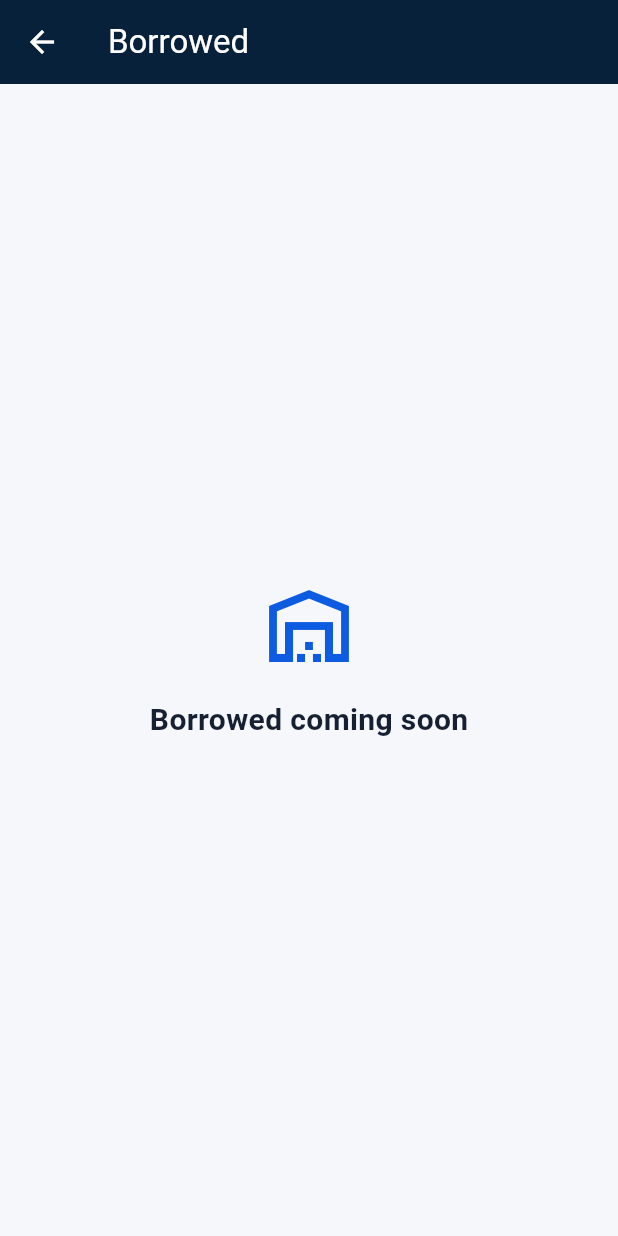
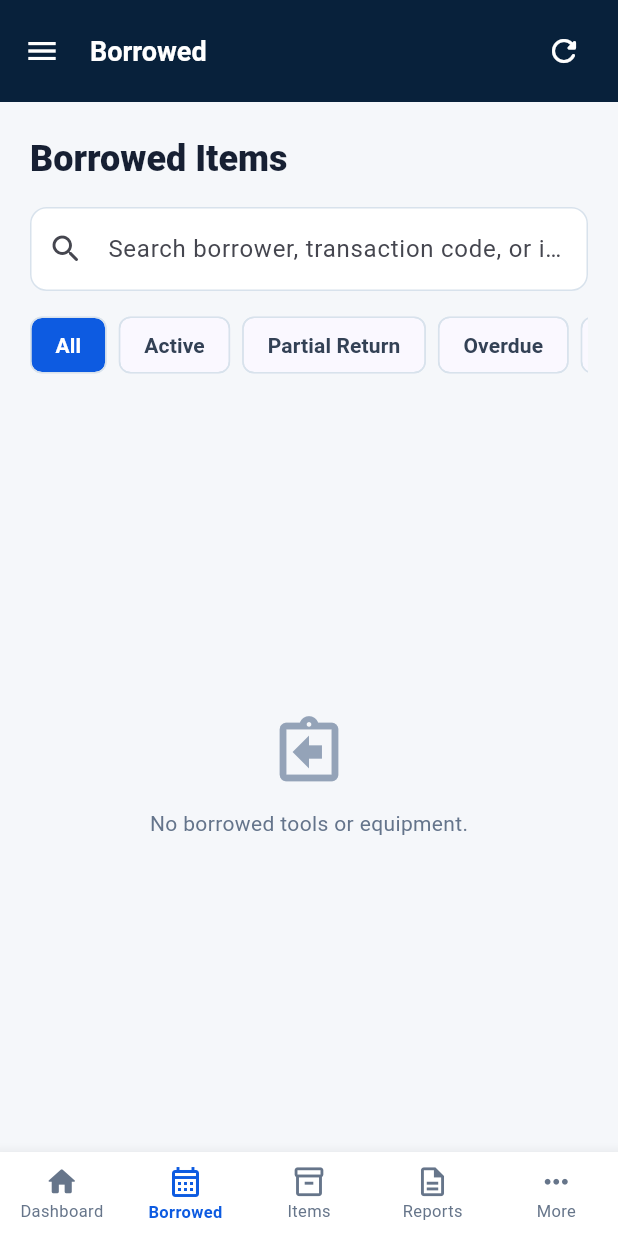
Before and after one commit to JamesSerenio/warehouse, a Flutter app: the DashboardScreen screen opened directly, item 2 of the bottom bar chosen, on a phone screen of 412 x 824 dp. Run offline on Flutter 3.47's test engine with Material 3 defaults, Android fonts, the phone set to English and light mode, and no system bars; our stand-ins replace image_picker, supabase_flutter; accounts and stored records are empty.

Commit message:
fix borrow

```diff
--- a/lib/functions/borrowed/borrowed_list_function.dart
+++ b/lib/functions/borrowed/borrowed_list_function.dart
@@ -26,15 +26,17 @@ class BorrowedTransaction {
       return BorrowedStatus.returned;
     }
     if (items.any((item) => item.isOverdue)) return BorrowedStatus.overdue;
-    if (items.any((item) =>
-        item.returnedQuantity > 0 && item.remainingQuantity > 0)) {
+    if (items.any(
+      (item) => item.returnedQuantity > 0 && item.remainingQuantity > 0,
+    )) {
       return BorrowedStatus.partialReturn;
     }
     return BorrowedStatus.active;
   }
 
   DateTime? get soonestDueDate {
-    final dates = items
+    final dates =
+        items
             .where((item) => item.remainingQuantity > 0)
             .map((item) => item.expectedReturnAt)
             .whereType<DateTime>()
@@ -58,10 +60,12 @@ abstract final class BorrowedListFunction {
           .order('created_at', ascending: false);
       final transactions = rows
           .map(TransactionDetails.fromJson)
-          .map((details) => BorrowedTransaction(
+          .map(
+            (details) => BorrowedTransaction(
               details: details,
               items: details.returnableItems,
-              ))
+            ),
+          )
           .where((transaction) => transaction.items.isNotEmpty)
           .toList();
       transactions.sort(_compare);
@@ -93,8 +97,7 @@ abstract final class BorrowedListFunction {
 
   static int _rank(BorrowedStatus status) => switch (status) {
     BorrowedStatus.overdue => 0,
-        BorrowedStatus.partialReturn => 1,
-        BorrowedStatus.active => 2,
-        BorrowedStatus.returned => 3,
+    BorrowedStatus.partialReturn || BorrowedStatus.active => 1,
+    BorrowedStatus.returned => 2,
   };
 }
--- a/lib/functions/borrowed/borrowed_search_function.dart
+++ b/lib/functions/borrowed/borrowed_search_function.dart
@@ -7,13 +7,15 @@ abstract final class BorrowedSearchFunction {
   ) {
     final value = query.trim().toLowerCase();
     if (value.isEmpty) return transactions;
-    return transactions.where((transaction) {
+    return transactions
+        .where((transaction) {
           return transaction.transactionCode.toLowerCase().contains(value) ||
               transaction.borrowerName.toLowerCase().contains(value) ||
               transaction.contactNumber.toLowerCase().contains(value) ||
               transaction.items.any(
                 (item) => item.productName.toLowerCase().contains(value),
               );
-    }).toList(growable: false);
+        })
+        .toList(growable: false);
   }
 }
--- a/lib/functions/navigation/navigation_function.dart
+++ b/lib/functions/navigation/navigation_function.dart
@@ -1,5 +1,6 @@
 import 'package:flutter/material.dart';
 
+import '../../screens/borrowed_screen.dart';
 import '../../screens/dashboard_screen.dart';
 import '../../screens/items_screen.dart';
 import '../../screens/login_screen.dart';
@@ -19,6 +20,8 @@ abstract final class NavigationFunction {
       _replaceAll(context, const LoginScreen());
   static void goToItems(BuildContext context) =>
       _push(context, const ItemsScreen());
+  static void goToBorrowed(BuildContext context) =>
+      _push(context, const BorrowedScreen());
   static void goToAddItem(BuildContext context) => showAddItemModal(context);
   static void goToNewTransaction(BuildContext context) =>
       showNewTransactionModal(context);
@@ -37,6 +40,8 @@ abstract final class NavigationFunction {
     switch (page) {
       case 'Dashboard':
         goToDashboard(context);
+      case 'Borrowed':
+        goToBorrowed(context);
       case 'New Transaction':
         goToNewTransaction(context);
       case 'Return Items':
--- /dev/null
+++ b/lib/screens/borrowed_screen.dart
@@ -0,0 +1,566 @@
+import 'package:flutter/material.dart';
+
+import '../functions/borrowed/borrowed_filter_function.dart';
+import '../functions/borrowed/borrowed_list_function.dart';
+import '../functions/borrowed/borrowed_search_function.dart';
+import '../functions/navigation/navigation_function.dart';
+import '../functions/transactions/transaction_details_function.dart';
+import '../services/supabase_service.dart';
+import '../widgets/logout_confirmation_dialog.dart';
+import '../widgets/modals/return_items_modal.dart';
+import '../widgets/modals/transaction_details_modal.dart';
+import '../widgets/warehouse_drawer.dart';
+
+class BorrowedScreen extends StatefulWidget {
+  const BorrowedScreen({super.key});
+  @override
+  State<BorrowedScreen> createState() => _BorrowedScreenState();
+}
+
+class _BorrowedScreenState extends State<BorrowedScreen> {
+  static const _navItems = [
+    (label: 'Dashboard', icon: Icons.home_rounded),
+    (label: 'Borrowed', icon: Icons.calendar_month_outlined),
+    (label: 'Items', icon: Icons.inventory_2_outlined),
+    (label: 'Reports', icon: Icons.description_outlined),
+    (label: 'More', icon: Icons.more_horiz_rounded),
+  ];
+  final _search = TextEditingController();
+  late Future<List<BorrowedTransaction>> _records;
+  BorrowedFilter _filter = BorrowedFilter.all;
+
+  @override
+  void initState() {
+    super.initState();
+    _records = BorrowedListFunction.load();
+    _search.addListener(_changed);
+  }
+
+  @override
+  void dispose() {
+    _search
+      ..removeListener(_changed)
+      ..dispose();
+    super.dispose();
+  }
+
+  void _changed() => setState(() {});
+  void _open(String page) => NavigationFunction.goToPage(context, page);
+
+  Future<void> _refresh() async {
+    final future = BorrowedListFunction.load();
+    setState(() => _records = future);
+    await future;
+  }
+
+  Future<void> _logout() async {
+    final loggedOut = await showLogoutConfirmationDialog(context);
+    if (loggedOut && mounted) NavigationFunction.goToLogin(context);
+  }
+
+  Future<void> _details(BorrowedTransaction record) async {
+    await showTransactionDetailsModal(context, transaction: record.details);
+    if (mounted) await _refresh();
+  }
+
+  Future<void> _return(BorrowedTransaction record) async {
+    await showReturnItemsModal(
+      context,
+      transactionId: record.id,
+      transactionCode: record.transactionCode,
+    );
+    if (mounted) await _refresh();
+  }
+
+  void _bottomTap(int index) {
+    switch (index) {
+      case 0:
+        NavigationFunction.goToDashboard(context);
+      case 1:
+        return;
+      case 2:
+        _open('Items');
+      case 3:
+        _open('Reports');
+      case 4:
+        _open('More');
+    }
+  }
+
+  @override
+  Widget build(BuildContext context) => Scaffold(
+    backgroundColor: const Color(0xFFF5F7FA),
+    drawer: WarehouseDrawer(
+      currentPage: 'Borrowed',
+      onNavigate: _open,
+      onLogout: _logout,
+    ),
+    appBar: AppBar(
+      toolbarHeight: 68,
+      backgroundColor: const Color(0xFF08213B),
+      foregroundColor: Colors.white,
+      titleSpacing: 4,
+      title: const Text(
+        'Borrowed',
+        style: TextStyle(fontSize: 18, fontWeight: FontWeight.w700),
+      ),
+      actions: [
+        IconButton(
+          tooltip: 'Refresh',
+          onPressed: _refresh,
+          icon: const Icon(Icons.refresh_rounded),
+        ),
+        const SizedBox(width: 12),
+      ],
+    ),
+    body: RefreshIndicator(
+      onRefresh: _refresh,
+      child: CustomScrollView(
+        physics: const AlwaysScrollableScrollPhysics(),
+        slivers: [
+          SliverPadding(
+            padding: const EdgeInsets.fromLTRB(20, 22, 20, 12),
+            sliver: SliverToBoxAdapter(child: _controls(context)),
+          ),
+          FutureBuilder<List<BorrowedTransaction>>(
+            future: _records,
+            builder: (context, snapshot) {
+              if (snapshot.connectionState != ConnectionState.done) {
+                return const SliverFillRemaining(
+                  hasScrollBody: false,
+                  child: Center(child: CircularProgressIndicator()),
+                );
+              }
+              if (snapshot.hasError) {
+                final message = snapshot.error is BorrowedListException
+                    ? (snapshot.error! as BorrowedListException).message
+                    : 'Unable to load borrowed items.';
+                return SliverFillRemaining(
+                  hasScrollBody: false,
+                  child: _EmptyState(
+                    icon: Icons.cloud_off_rounded,
+                    message: message,
+                    onRetry: _refresh,
+                  ),
+                );
+              }
+              var records = BorrowedSearchFunction.apply(
+                snapshot.data ?? const [],
+                _search.text,
+              );
+              records = BorrowedFilterFunction.apply(records, _filter);
+              if (records.isEmpty) {
+                return const SliverFillRemaining(
+                  hasScrollBody: false,
+                  child: _EmptyState(
+                    icon: Icons.assignment_return_outlined,
+                    message: 'No borrowed tools or equipment.',
+                  ),
+                );
+              }
+              return SliverPadding(
+                padding: const EdgeInsets.fromLTRB(20, 4, 20, 28),
+                sliver: SliverList.separated(
+                  itemCount: records.length,
+                  separatorBuilder: (_, _) => const SizedBox(height: 13),
+                  itemBuilder: (_, index) => Center(
+                    child: ConstrainedBox(
+                      constraints: const BoxConstraints(maxWidth: 1280),
+                      child: _BorrowedCard(
+                        transaction: records[index],
+                        onTap: () => _details(records[index]),
+                        onReturn: () => _return(records[index]),
+                      ),
+                    ),
+                  ),
+                ),
+              );
+            },
+          ),
+        ],
+      ),
+    ),
+    bottomNavigationBar: BottomNavigationBar(
+      currentIndex: 1,
+      onTap: _bottomTap,
+      type: BottomNavigationBarType.fixed,
+      backgroundColor: Colors.white,
+      selectedItemColor: const Color(0xFF0D5BE1),
+      unselectedItemColor: const Color(0xFF66758A),
+      selectedFontSize: 11,
+      unselectedFontSize: 11,
+      selectedLabelStyle: const TextStyle(fontWeight: FontWeight.w700),
+      items: [
+        for (final item in _navItems)
+          BottomNavigationBarItem(
+            icon: Icon(item.icon, size: 23),
+            activeIcon: Icon(item.icon, size: 24),
+            label: item.label,
+          ),
+      ],
+    ),
+  );
+
+  Widget _controls(BuildContext context) => Center(
+    child: ConstrainedBox(
+      constraints: const BoxConstraints(maxWidth: 1280),
+      child: Column(
+        crossAxisAlignment: CrossAxisAlignment.stretch,
+        children: [
+          Text(
+            'Borrowed Items',
+            style: Theme.of(context).textTheme.headlineSmall?.copyWith(
+              color: const Color(0xFF172033),
+              fontWeight: FontWeight.w800,
+            ),
+          ),
+          const SizedBox(height: 16),
+          TextField(
+            controller: _search,
+            decoration: InputDecoration(
+              hintText: 'Search borrower, transaction code, or item...',
+              prefixIcon: const Icon(Icons.search_rounded),
+              suffixIcon: _search.text.isEmpty
+                  ? null
+                  : IconButton(
+                      onPressed: _search.clear,
+                      icon: const Icon(Icons.close_rounded),
+                    ),
+              filled: true,
+              fillColor: Colors.white,
+              border: OutlineInputBorder(
+                borderRadius: BorderRadius.circular(11),
+              ),
+              enabledBorder: OutlineInputBorder(
+                borderRadius: BorderRadius.circular(11),
+                borderSide: const BorderSide(color: Color(0xFFD8E2EC)),
+              ),
+            ),
+          ),
+          const SizedBox(height: 12),
+          SingleChildScrollView(
+            scrollDirection: Axis.horizontal,
+            child: Row(
+              children: BorrowedFilter.values
+                  .map((filter) {
+                    final selected = _filter == filter;
+                    return Padding(
+                      padding: const EdgeInsets.only(right: 8),
+                      child: ChoiceChip(
+                        label: Text(_filterLabel(filter)),
+                        selected: selected,
+                        onSelected: (_) => setState(() => _filter = filter),
+                        selectedColor: const Color(0xFF0D5BE1),
+                        labelStyle: TextStyle(
+                          color: selected
+                              ? Colors.white
+                              : const Color(0xFF334155),
+                          fontWeight: FontWeight.w600,
+                        ),
+                        side: const BorderSide(color: Color(0xFFD8E2EC)),
+                        showCheckmark: false,
+                      ),
+                    );
+                  })
+                  .toList(growable: false),
+            ),
+          ),
+        ],
+      ),
+    ),
+  );
+}
+
+class _BorrowedCard extends StatelessWidget {
+  const _BorrowedCard({
+    required this.transaction,
+    required this.onTap,
+    required this.onReturn,
+  });
+  final BorrowedTransaction transaction;
+  final VoidCallback onTap;
+  final VoidCallback onReturn;
+
+  @override
+  Widget build(BuildContext context) {
+    final canReturn = transaction.items.any((i) => i.remainingQuantity > 0);
+    return Material(
+      color: Colors.white,
+      borderRadius: BorderRadius.circular(14),
+      clipBehavior: Clip.antiAlias,
+      child: InkWell(
+        onTap: onTap,
+        hoverColor: const Color(0xFFF8FAFC),
+        child: Container(
+          padding: const EdgeInsets.all(18),
+          decoration: BoxDecoration(
+            borderRadius: BorderRadius.circular(14),
+            border: Border.all(color: const Color(0xFFE1E8F0)),
+          ),
+          child: Column(
+            crossAxisAlignment: CrossAxisAlignment.stretch,
+            children: [
+              Wrap(
+                spacing: 16,
+                runSpacing: 10,
+                crossAxisAlignment: WrapCrossAlignment.center,
+                children: [
+                  Text(
+                    transaction.transactionCode,
+                    style: const TextStyle(
+                      color: Color(0xFF0D5BE1),
+                      fontSize: 18,
+                      fontWeight: FontWeight.w900,
+                    ),
+                  ),
+                  _StatusBadge(status: transaction.status),
+                  Text(
+                    transaction.borrowerName,
+                    style: const TextStyle(
+                      color: Color(0xFF172033),
+                      fontWeight: FontWeight.w800,
+                    ),
+                  ),
+                  Text(
+                    transaction.contactNumber,
+                    style: const TextStyle(color: Color(0xFF64748B)),
+                  ),
+                ],
+              ),
+              const Divider(height: 26, color: Color(0xFFE2E8F0)),
+              ...transaction.items.map(_BorrowedItemRow.new),
+              if (canReturn) ...[
+                const SizedBox(height: 8),
+                Align(
+                  alignment: Alignment.centerRight,
+                  child: FilledButton.icon(
+                    onPressed: onReturn,
+                    style: FilledButton.styleFrom(
+                      backgroundColor: const Color(0xFF0D5BE1),
+                      minimumSize: const Size(160, 45),
+                      shape: RoundedRectangleBorder(
+                        borderRadius: BorderRadius.circular(9),
+                      ),
+                    ),
+                    icon: const Icon(Icons.assignment_return_rounded, size: 19),
+                    label: const Text('RETURN ITEMS'),
+                  ),
+                ),
+              ],
+            ],
+          ),
+        ),
+      ),
+    );
+  }
+}
+
+class _BorrowedItemRow extends StatelessWidget {
+  const _BorrowedItemRow(this.item);
+  final TransactionLineDetails item;
+
+  @override
+  Widget build(BuildContext context) {
+    final path = item.imagePath?.trim();
+    final imageUrl = path == null || path.isEmpty
+        ? null
+        : SupabaseService.client.storage.from('item-images').getPublicUrl(path);
+    final identity = Row(
+      children: [
+        ClipRRect(
+          borderRadius: BorderRadius.circular(9),
+          child: SizedBox(
+            width: 64,
+            height: 64,
+            child: imageUrl == null
+                ? const _ImageFallback()
+                : Image.network(
+                    imageUrl,
+                    fit: BoxFit.cover,
+                    errorBuilder: (_, _, _) => const _ImageFallback(),
+                  ),
+          ),
+        ),
+        const SizedBox(width: 12),
+        Expanded(
+          child: Column(
+            crossAxisAlignment: CrossAxisAlignment.start,
+            children: [
+              Text(
+                item.productName,
+                maxLines: 2,
+                overflow: TextOverflow.ellipsis,
+                style: const TextStyle(
+                  color: Color(0xFF172033),
+                  fontWeight: FontWeight.w800,
+                ),
+              ),
+              const SizedBox(height: 3),
+              Text(
+                item.itemTypeLabel,
+                style: const TextStyle(color: Color(0xFF64748B), fontSize: 12),
+              ),
+            ],
+          ),
+        ),
+      ],
+    );
+    final metrics = Wrap(
+      spacing: 18,
+      runSpacing: 8,
+      children: [
+        _Metric('Borrowed', '${item.quantity} ${item.unit}'),
+        _Metric('Returned', '${item.returnedQuantity} ${item.unit}'),
+        _Metric('Remaining', '${item.remainingQuantity} ${item.unit}'),
+        _Metric('Due', _formatDateTime(item.expectedReturnAt)),
+      ],
+    );
+    return Padding(
+      padding: const EdgeInsets.only(bottom: 12),
+      child: LayoutBuilder(
+        builder: (_, constraints) => constraints.maxWidth < 680
+            ? Column(
+                crossAxisAlignment: CrossAxisAlignment.stretch,
+                children: [identity, const SizedBox(height: 11), metrics],
+              )
+            : Row(
+                children: [
+                  SizedBox(width: 300, child: identity),
+                  const SizedBox(width: 18),
+                  Expanded(child: metrics),
+                ],
+              ),
+      ),
+    );
+  }
+}
+
+class _Metric extends StatelessWidget {
+  const _Metric(this.label, this.value);
+  final String label;
+  final String value;
+  @override
+  Widget build(BuildContext context) => SizedBox(
+    width: 145,
+    child: Column(
+      crossAxisAlignment: CrossAxisAlignment.start,
+      children: [
+        Text(
+          label,
+          style: const TextStyle(color: Color(0xFF64748B), fontSize: 11),
+        ),
+        const SizedBox(height: 3),
+        Text(
+          value,
+          style: const TextStyle(
+            color: Color(0xFF172033),
+            fontSize: 12,
+            fontWeight: FontWeight.w700,
+          ),
+        ),
+      ],
+    ),
+  );
+}
+
+class _StatusBadge extends StatelessWidget {
+  const _StatusBadge({required this.status});
+  final BorrowedStatus status;
+  @override
+  Widget build(BuildContext context) {
+    final color = switch (status) {
+      BorrowedStatus.active => const Color(0xFF0D5BE1),
+      BorrowedStatus.partialReturn => const Color(0xFFEA7600),
+      BorrowedStatus.overdue => const Color(0xFFDC2626),
+      BorrowedStatus.returned => const Color(0xFF168447),
+    };
+    return Container(
+      padding: const EdgeInsets.symmetric(horizontal: 10, vertical: 6),
+      decoration: BoxDecoration(
+        color: color.withValues(alpha: .1),
+        borderRadius: BorderRadius.circular(18),
+      ),
+      child: Text(
+        _statusLabel(status).toUpperCase(),
+        style: TextStyle(
+          color: color,
+          fontSize: 10,
+          fontWeight: FontWeight.w800,
+        ),
+      ),
+    );
+  }
+}
+
+class _ImageFallback extends StatelessWidget {
+  const _ImageFallback();
+  @override
+  Widget build(BuildContext context) => const ColoredBox(
+    color: Color(0xFFE8F0FF),
+    child: Center(
+      child: Icon(Icons.handyman_outlined, color: Color(0xFF0D5BE1), size: 30),
+    ),
+  );
+}
+
+class _EmptyState extends StatelessWidget {
+  const _EmptyState({required this.icon, required this.message, this.onRetry});
+  final IconData icon;
+  final String message;
+  final Future<void> Function()? onRetry;
+  @override
+  Widget build(BuildContext context) => Center(
+    child: Column(
+      mainAxisSize: MainAxisSize.min,
+      children: [
+        Icon(icon, size: 52, color: const Color(0xFF94A3B8)),
+        const SizedBox(height: 12),
+        Text(message, style: const TextStyle(color: Color(0xFF64748B))),
+        if (onRetry != null) ...[
+          const SizedBox(height: 8),
+          TextButton(onPressed: onRetry, child: const Text('TRY AGAIN')),
+        ],
+      ],
+    ),
+  );
+}
+
+String _filterLabel(BorrowedFilter filter) => switch (filter) {
+  BorrowedFilter.all => 'All',
+  BorrowedFilter.active => 'Active',
+  BorrowedFilter.partialReturn => 'Partial Return',
+  BorrowedFilter.overdue => 'Overdue',
+  BorrowedFilter.returned => 'Returned',
+};
+
+String _statusLabel(BorrowedStatus status) => switch (status) {
+  BorrowedStatus.active => 'Active',
+  BorrowedStatus.partialReturn => 'Partial Return',
+  BorrowedStatus.overdue => 'Overdue',
+  BorrowedStatus.returned => 'Returned',
+};
+
+String _formatDateTime(DateTime? dateTime) {
+  if (dateTime == null) return 'Not set';
+  final value = dateTime.toLocal();
+  const months = [
+    'Jan',
+    'Feb',
+    'Mar',
+    'Apr',
+    'May',
+    'Jun',
+    'Jul',
+    'Aug',
+    'Sep',
+    'Oct',
+    'Nov',
+    'Dec',
+  ];
+  final hour = value.hour == 0
+      ? 12
+      : (value.hour > 12 ? value.hour - 12 : value.hour);
+  final minute = value.minute.toString().padLeft(2, '0');
+  final period = value.hour >= 12 ? 'PM' : 'AM';
+  return '${months[value.month - 1]} ${value.day}, ${value.year}  $hour:$minute $period';
+}
```
Also changed, not shown: lib/functions/borrowed/borrowed_filter_function.dart (+8 -3 lines). Lines whose indentation alone changed are shown as unchanged.
